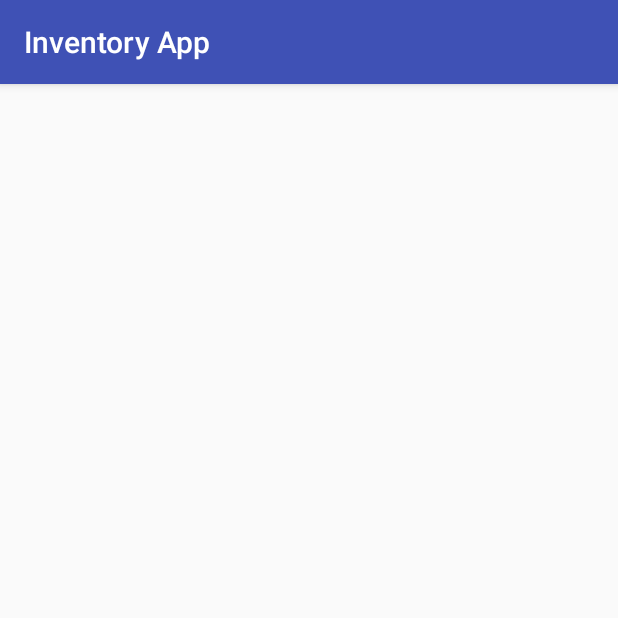
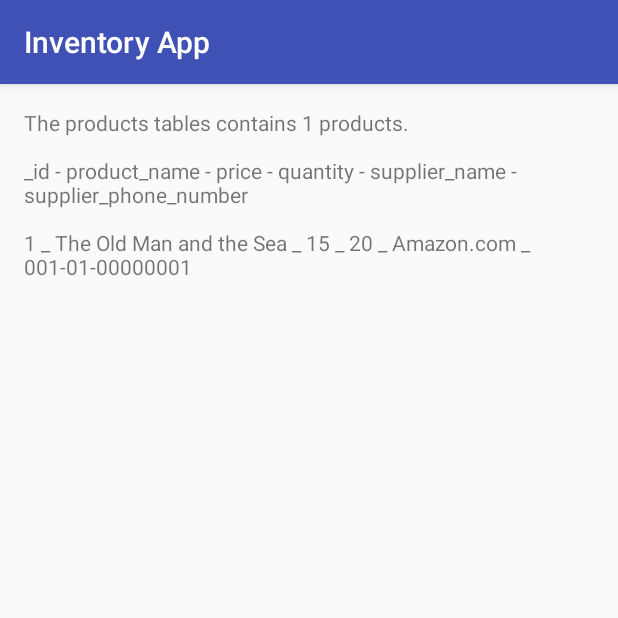
Before and after one commit to Tarek-Bohdima/InventoryApp, an Android app: the screen it shows after launch (CatalogActivity), on a phone screen of 412 x 824 dp, the top half of it. Run offline under Robolectric (Android 15) with nearby library versions, the phone set to English and light mode, and no system bars.

Commit message:
fixed issues

```diff
--- a/app/src/main/java/com/example/android/inventoryapp/CatalogActivity.java
+++ b/app/src/main/java/com/example/android/inventoryapp/CatalogActivity.java
@@ -3,15 +3,13 @@ package com.example.android.inventoryapp;
 import android.content.ContentValues;
 import android.database.Cursor;
 import android.database.sqlite.SQLiteDatabase;
+import android.os.Bundle;
 import android.support.v7.app.AppCompatActivity;
-import android.os.Bundle;
 import android.util.Log;
 import android.widget.TextView;
 
+import com.example.android.inventoryapp.data.ProductContract.ProductEntry;
 import com.example.android.inventoryapp.data.ProductDbHelper;
-import com.example.android.inventoryapp.data.ProductContract.ProductEntry;
-
-import org.w3c.dom.Text;
 
 /**
  * Displays list of products that were entered and stored in the app.
@@ -29,18 +27,20 @@ public class CatalogActivity extends AppCompatActivity {
         // To access our database, we instantiate our subclass of SQLiteOpenHelper
         // and pass the context, which is the current activity.
         mDHelper = new ProductDbHelper(this);
-    }
 
-    @Override
-    protected void onStart() {
-        super.onStart();
         insertProduct();
         displayDatabaseInfo();
     }
 
+//    @Override
+//    protected void onStart() {
+//        super.onStart();
+//        displayDatabaseInfo();
+//    }
+
     /**
      * Temporary helper method to display information in the onscreen TextView about the state of
-     * the pets database.
+     * the products database.
      */
     private void displayDatabaseInfo(){
         // Create and/or open a database to read from it
@@ -104,12 +104,12 @@ public class CatalogActivity extends AppCompatActivity {
                 String currentSupplierPhone = cursor.getString(supplierPhoneColumnIndex);
 
                 // Display the values from each column of the current row in the cursor in the TextView
-                displayView.append("\n" + currentID + " _ " +
+                displayView.append(("\n" + currentID + " _ " +
                 currentName + " _ " +
                 currentPrice + " _ " +
                 currentQuantity + " _ " +
                 currentSupplier + " _ " +
-                currentSupplierPhone);
+                currentSupplierPhone));
             }
         }finally {
             // Always close the cursor when you're done reading from it. This releases all its
@@ -126,7 +126,7 @@ public class CatalogActivity extends AppCompatActivity {
         SQLiteDatabase db = mDHelper.getWritableDatabase();
 
         // Create a ContentValues object where column names are the keys,
-        // and Toto's pet attributes are the values.
+        // and book attributes are the values.
         ContentValues values = new ContentValues();
         values.put(ProductEntry.COLUMN_PRODUCT_NAME, "The Old Man and the Sea");
         values.put(ProductEntry.COLUMN_PRODUCT_PRICE, 15);
--- a/app/src/main/java/com/example/android/inventoryapp/data/ProductContract.java
+++ b/app/src/main/java/com/example/android/inventoryapp/data/ProductContract.java
@@ -75,7 +75,7 @@ public class ProductContract {
          *
          * Type: TEXT
          */
-        public final static String COLUMN_PRODUCT_NAME = "product name";
+        public final static String COLUMN_PRODUCT_NAME = "product_name";
 
         /**
          * Price of the product.
@@ -96,14 +96,14 @@ public class ProductContract {
          *
          * Type: TEXT
          */
-        public final static String COLUMN_SUPPLIER_NAME = "supplier name";
+        public final static String COLUMN_SUPPLIER_NAME = "supplier_name";
 
         /**
          * Supplier phone
          *
          * Type: TEXT
          */
-        public final static String COLUMN_SUPPLIER_PHONE_NUMBER = "supplier phone number";
+        public final static String COLUMN_SUPPLIER_PHONE_NUMBER = "supplier_phone_number";
 
 
 
--- a/app/src/main/java/com/example/android/inventoryapp/data/ProductDbHelper.java
+++ b/app/src/main/java/com/example/android/inventoryapp/data/ProductDbHelper.java
@@ -41,6 +41,8 @@ package com.example.android.inventoryapp.data;
 import android.content.Context;
 import android.database.sqlite.SQLiteDatabase;
 import android.database.sqlite.SQLiteOpenHelper;
+import android.util.Log;
+
 import com.example.android.inventoryapp.data.ProductContract.ProductEntry;
 
 /**
@@ -75,7 +77,7 @@ public class ProductDbHelper extends SQLiteOpenHelper {
         // Create a String that contains the SQL statement to create the products table
         String  SQL_CREATE_PRODUCTS_TABLE = "CREATE TABLE " + ProductEntry.TABLE_NAME + " ("
                 + ProductEntry._ID + " INTEGER PRIMARY KEY AUTOINCREMENT, "
-                + ProductEntry.COLUMN_PRODUCT_NAME + " TEXT NOT NULL "
+                + ProductEntry.COLUMN_PRODUCT_NAME + " TEXT NOT NULL, "
                 + ProductEntry.COLUMN_PRODUCT_PRICE + " INTEGER NOT NULL DEFAULT 0, "
                 + ProductEntry.COLUMN_PRODUCT_QUANTITY + " INTEGER NOT NULL DEFAULT 0, "
                 + ProductEntry.COLUMN_SUPPLIER_NAME + " TEXT, "
@@ -83,6 +85,8 @@ public class ProductDbHelper extends SQLiteOpenHelper {
 
         // Execute the SQL statement
         db.execSQL(SQL_CREATE_PRODUCTS_TABLE);
+
+        Log.v(LOG_TAG, "ProductDbHelper : " + SQL_CREATE_PRODUCTS_TABLE);
     }
 
     /**
```
